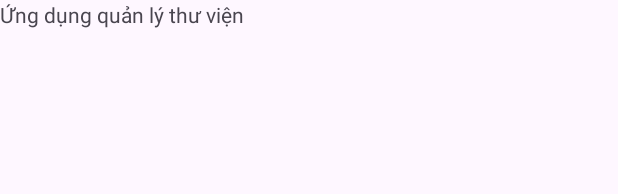
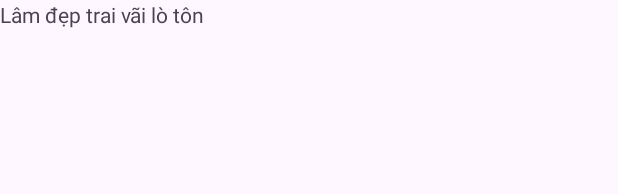
Before and after one commit to daoxuanphuong1208/Library_Management, an Android app: the layout activity_main.xml on its own in the app's theme, with its tools: preview values and no code run, on a phone screen of 412 x 824 dp. Shown: the top 194 px of the screen. Run offline under Robolectric (Android 15) with nearby library versions, the phone set to English and light mode, and no system bars.

Commit message:
Thêm tiêu đề lâm đẹp trai

```diff
--- a/app/src/main/res/layout/activity_main.xml
+++ b/app/src/main/res/layout/activity_main.xml
@@ -12,7 +12,7 @@
         <TextView
             android:layout_width="match_parent"
             android:layout_height="wrap_content"
-            android:text="Ứng dụng quản lý thư viện" />
+            android:text="Lâm đẹp trai vãi lò tôn" />
 
     </TableRow>
 
```
